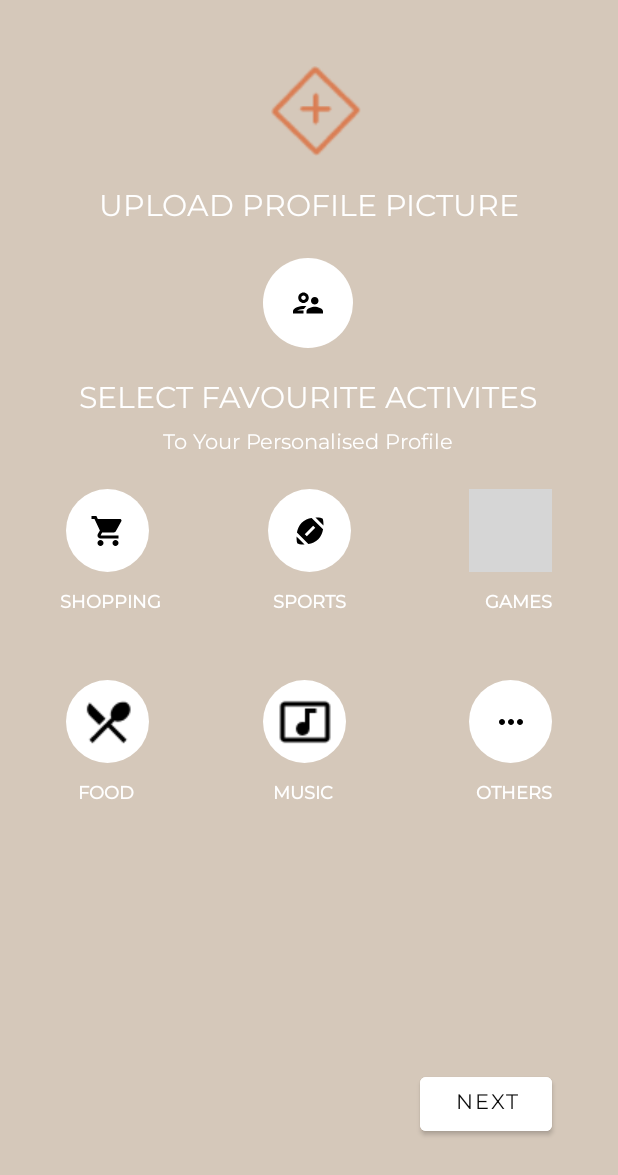
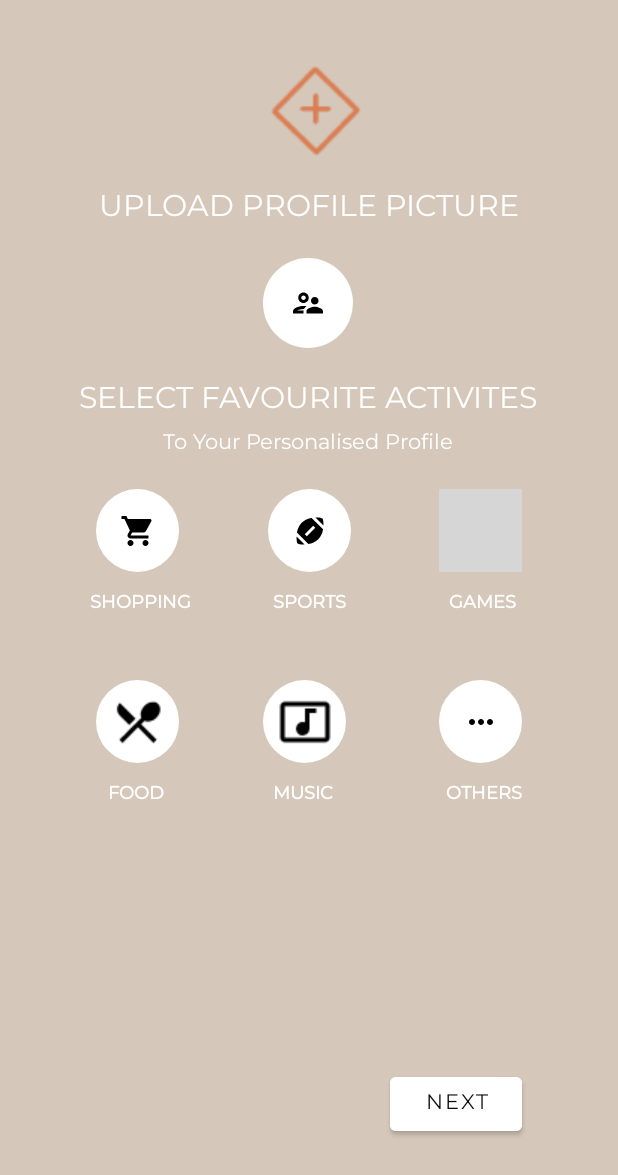
Before and after one commit to leeminhan/PostIt, an Android app: the ProfileSetupActivity screen opened directly, with no data from a screen before it, on a phone screen of 412 x 824 dp. Shown: the top 1175 px of the screen. Run offline under Robolectric (Android 15) with nearby library versions, the phone set to English and light mode, and no system bars; our stand-ins replace Volley; Roboto replaces fonts that are not available here; grey boxes are pictures that could not be loaded.

Commit message:
allsgood2

```diff
--- a/app/src/main/res/layout/profile_preferences_setup.xml
+++ b/app/src/main/res/layout/profile_preferences_setup.xml
@@ -11,7 +11,7 @@
         android:id="@+id/nextBtn"
         android:layout_width="wrap_content"
         android:layout_height="wrap_content"
-        android:layout_marginEnd="44dp"
+        android:layout_marginEnd="64dp"
         android:layout_marginBottom="64dp"
         android:backgroundTint="@color/colorPrimary"
         android:fontFamily="@font/montserrat"
@@ -71,7 +71,7 @@
         android:id="@+id/foodBtn"
         android:layout_width="55dp"
         android:layout_height="55dp"
-        android:layout_marginStart="44dp"
+        android:layout_marginStart="64dp"
         android:layout_marginTop="72dp"
         android:background="@drawable/rounded_button"
         app:layout_constraintEnd_toStartOf="@+id/musicBtn"
@@ -85,7 +85,7 @@
         android:layout_width="wrap_content"
         android:layout_height="wrap_content"
         android:layout_marginTop="12dp"
-        android:layout_marginEnd="44dp"
+        android:layout_marginEnd="68dp"
         android:fontFamily="@font/montserrat"
         android:text="@string/event_games_default_category"
         android:textAllCaps="true"
@@ -111,7 +111,7 @@
         android:id="@+id/textView2"
         android:layout_width="wrap_content"
         android:layout_height="wrap_content"
-        android:layout_marginStart="40dp"
+        android:layout_marginStart="60dp"
         android:layout_marginTop="12dp"
         android:fontFamily="@font/montserrat"
         android:text="@string/category_shopping"
@@ -127,7 +127,7 @@
         android:layout_width="55dp"
         android:layout_height="55dp"
         android:layout_marginTop="72dp"
-        android:layout_marginEnd="44dp"
+        android:layout_marginEnd="64dp"
         android:background="@drawable/rounded_button"
         android:contentDescription="TODO"
         app:layout_constraintEnd_toEndOf="parent"
@@ -166,7 +166,7 @@
         android:layout_width="55dp"
         android:layout_height="55dp"
         android:layout_marginTop="20dp"
-        android:layout_marginEnd="44dp"
+        android:layout_marginEnd="64dp"
         android:background="@drawable/rounded_button"
         app:layout_constraintEnd_toEndOf="parent"
         app:layout_constraintHorizontal_bias="1.0"
@@ -178,7 +178,7 @@
         android:id="@+id/shoppingBtn"
         android:layout_width="55dp"
         android:layout_height="55dp"
-        android:layout_marginStart="44dp"
+        android:layout_marginStart="64dp"
         android:layout_marginTop="20dp"
         android:background="@drawable/rounded_button"
         app:layout_constraintStart_toStartOf="parent"
@@ -190,7 +190,7 @@
         android:layout_width="wrap_content"
         android:layout_height="wrap_content"
         android:layout_marginTop="12dp"
-        android:layout_marginEnd="44dp"
+        android:layout_marginEnd="64dp"
         android:fontFamily="@font/montserrat"
         android:text="@string/category_others"
         android:textAllCaps="true"
@@ -204,7 +204,7 @@
         android:id="@+id/textView8"
         android:layout_width="wrap_content"
         android:layout_height="wrap_content"
-        android:layout_marginStart="52dp"
+        android:layout_marginStart="72dp"
         android:layout_marginTop="12dp"
         android:fontFamily="@font/montserrat"
         android:text="@string/category_food"
```
